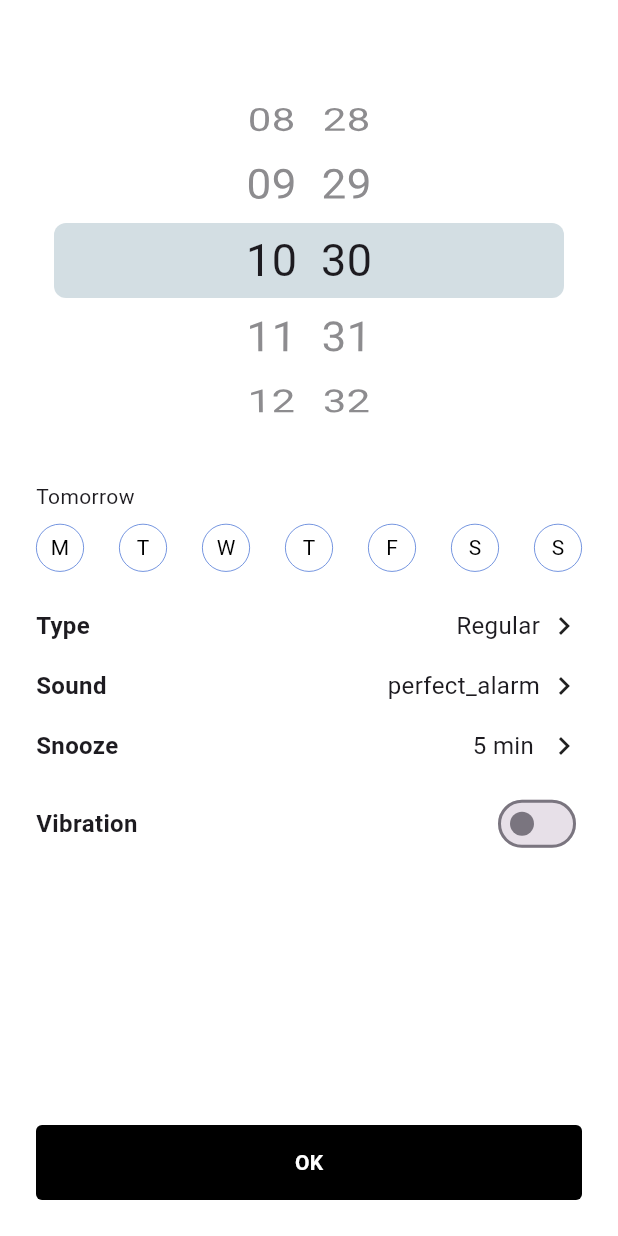
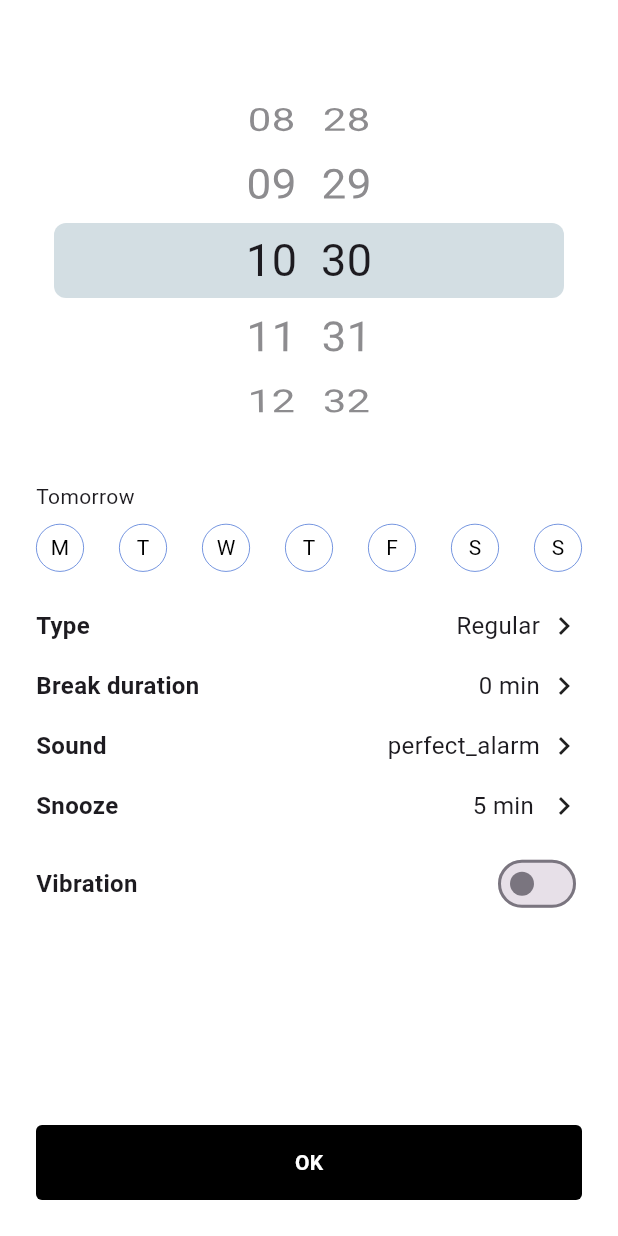
Before and after one commit to jokoolle-183/getup, a Flutter app: the screen it shows after launch, after a tap on the "add" icon, on a phone screen of 412 x 824 dp. Run offline on Flutter 3.47's test engine with Material 3 defaults, Android fonts, the phone set to English and light mode, and no system bars; our stand-ins replace drift, drift_flutter, equatable, flutter_bloc, flutter_local_notifications, flutter_timezone and 9 more; missing offline and left inert: alarm, android_intent_plus; accounts and stored records are empty; generated files the repository leaves out were written again; statements that could not run were skipped.

Commit message:
Added interval and break duration selection. Also included the break duration into the calculation of alarm times.

```diff
--- a/lib/constants.dart
+++ b/lib/constants.dart
@@ -1,7 +1,13 @@
-const ALARMS = 'alarms';
-const ALARM_SETS = 'alarm_sets';
-const FOCUS_DURATION_KEY = 'focus_duration';
-const BREAK_DURATION_KEY = 'break_duration';
-const FROM_TIME_OF_DAY_KEY = 'from_date';
-const TO_TIME_OF_DAY_KEY = 'to_date';
-const ALARM_DATABASE = 'alarm_database';
+/// Database constants
+const alarmDatabase = 'alarm_database';
+const alarms = 'alarms';
+const alarmSets = 'alarm_sets';
+
+/// Create new alarm constants
+const focusDurationKey = 'focus_duration';
+const breakDurationKey = 'break_duration';
+const fromTimeOfDayKey = 'from_date';
+const toTimeOfDayKey = 'to_date';
+
+const intervalBetweenAlarms = 'Interval between alarms';
+const breakDuration = 'Break duration';
--- a/lib/data/database/alarm_database.dart
+++ b/lib/data/database/alarm_database.dart
@@ -16,8 +16,7 @@ class DbAlarms extends Table {
   TextColumn get name => text().nullable()();
   TextColumn get audioPath => text()();
   IntColumn get snoozeDuration => integer().nullable()();
-  TextColumn get daysOfWeek =>
-      text().map(EnumListConverter(EqualList(Weekday.values))).nullable()();
+  TextColumn get daysOfWeek => text().map(EnumListConverter(EqualList(Weekday.values))).nullable()();
   BoolColumn get isEnabled => boolean().withDefault(const Constant(true))();
 }
 
@@ -28,8 +27,7 @@ class AlarmInstanceSets extends Table {
   TextColumn get audioPath => text()();
   DateTimeColumn get startTime => dateTime()();
   DateTimeColumn get endTime => dateTime()();
-  TextColumn get daysOfWeek =>
-      text().map(EnumListConverter(EqualList(Weekday.values))).nullable()();
+  TextColumn get daysOfWeek => text().map(EnumListConverter(EqualList(Weekday.values))).nullable()();
   IntColumn get intervalBetweenAlarms => integer()();
   IntColumn get pauseDuration => integer().nullable()();
   BoolColumn get isEnabled => boolean().withDefault(const Constant(true))();
@@ -42,16 +40,14 @@ class AlarmInstances extends Table {
       .references(
         DbAlarms,
         #id,
-        onDelete: KeyAction
-            .cascade, // If the set is deleted, this will set alarmSetId to null
+        onDelete: KeyAction.cascade, // If the set is deleted, this will set alarmSetId to null
       )
       .nullable()();
   IntColumn get alarmInstanceSetId => integer()
       .references(
         AlarmInstanceSets,
         #id,
-        onDelete: KeyAction
-            .cascade, // If the set is deleted, this will set alarmSetId to null
+        onDelete: KeyAction.cascade, // If the set is deleted, this will set alarmSetId to null
       )
       .nullable()();
   DateTimeColumn get time => dateTime()();
@@ -77,15 +73,14 @@ class AlarmDatabase extends _$AlarmDatabase {
   }
 
   static QueryExecutor _openConnection() {
-    return driftDatabase(name: ALARM_DATABASE);
+    return driftDatabase(name: alarmDatabase);
   }
 
   @override
   int get schemaVersion => 1;
 
   @override
-  MigrationStrategy get migration =>
-      MigrationStrategy(beforeOpen: (details) async {
+  MigrationStrategy get migration => MigrationStrategy(beforeOpen: (details) async {
         // Prepopulate the db on first creation and in case it's not
         // for testing
         if (details.wasCreated && !isUnderTest) {
--- a/lib/presentation/create_new_alarm_screen/create_new_alarm/create_new_alarm_cubit.dart
+++ b/lib/presentation/create_new_alarm_screen/create_new_alarm/create_new_alarm_cubit.dart
@@ -80,8 +80,9 @@ class CreateNewAlarmCubit extends Cubit<CreateNewAlarmState> {
         audioPath: state.soundPath,
         soundPath: state.soundPath,
         snoozeDuration: state.snoozeDuration,
+        interval: Duration(minutes: state.intervalBetweenAlarms),
+        breakDuration: Duration(minutes: state.breakDuration),
         isVibrate: state.isVibrate,
-        interval: const Duration(minutes: 10),
         isEnabled: true,
       );
 
@@ -115,4 +116,12 @@ class CreateNewAlarmCubit extends Cubit<CreateNewAlarmState> {
   void onVibrateChanged(bool value) {
     emit(state.copyWith(isVibrate: value));
   }
+
+  void onIntervalDurationChanged(int duration) {
+    emit(state.copyWith(intervalBetweenAlarms: duration));
+  }
+
+  void onBreakDurationChanged(int duration) {
+    emit(state.copyWith(breakDuration: duration));
+  }
 }
--- a/lib/presentation/create_new_alarm_screen/create_new_alarm/create_new_alarm_screen.dart
+++ b/lib/presentation/create_new_alarm_screen/create_new_alarm/create_new_alarm_screen.dart
@@ -1,13 +1,14 @@
 import 'package:flutter/material.dart';
 import 'package:flutter_bloc/flutter_bloc.dart';
 import 'package:gap/gap.dart';
+import 'package:walk_it_up/constants.dart';
 import 'package:walk_it_up/main.dart';
 import 'package:walk_it_up/presentation/create_new_alarm_screen/alarm_type/alarm_type.dart';
 import 'package:walk_it_up/presentation/create_new_alarm_screen/alarm_type/alarm_type_dialog.dart';
 import 'package:walk_it_up/presentation/create_new_alarm_screen/create_new_alarm/create_new_alarm_cubit.dart';
 import 'package:walk_it_up/presentation/create_new_alarm_screen/create_new_alarm/create_new_alarm_state.dart';
 import 'package:walk_it_up/presentation/create_new_alarm_screen/day_picker/day_picker.dart';
-import 'package:walk_it_up/presentation/create_new_alarm_screen/dialogs/interval_duration_dialog.dart';
+import 'package:walk_it_up/presentation/create_new_alarm_screen/dialogs/duration_dialog.dart';
 import 'package:walk_it_up/utils/pair.dart';
 import 'package:walk_it_up/presentation/create_new_alarm_screen/dialogs/snooze_duration_dialog.dart';
 import 'package:walk_it_up/presentation/create_new_alarm_screen/time_pickers/time_picker_cubit.dart';
@@ -84,7 +85,12 @@ class CreateNewAlarmScreen extends StatelessWidget {
                     ),
                     if (state.type == AlarmType.recurringDaily)
                       InkWell(
-                        onTap: () {},
+                        onTap: () => openDurationDialog(
+                          context,
+                          intervalBetweenAlarms,
+                          state.intervalBetweenAlarms,
+                          context.read<CreateNewAlarmCubit>().onIntervalDurationChanged,
+                        ),
                         child: Padding(
                           padding: const EdgeInsets.all(8.0),
                           child: Row(
@@ -99,7 +105,7 @@ class CreateNewAlarmScreen extends StatelessWidget {
                                 ),
                               )),
                               Text(
-                                state.intervalBetweenAlarms?.toString() ?? 'N/A',
+                                '${state.intervalBetweenAlarms} min',
                                 style: const TextStyle(
                                   fontSize: 16,
                                 ),
@@ -111,6 +117,39 @@ class CreateNewAlarmScreen extends StatelessWidget {
                           ),
                         ),
                       ),
+                    InkWell(
+                      onTap: () => openDurationDialog(
+                        context,
+                        breakDuration,
+                        state.breakDuration,
+                        context.read<CreateNewAlarmCubit>().onBreakDurationChanged,
+                      ),
+                      child: Padding(
+                        padding: const EdgeInsets.all(8.0),
+                        child: Row(
+                          children: [
+                            const Gap(16.0),
+                            const Expanded(
+                                child: Text(
+                              'Break duration',
+                              style: TextStyle(
+                                fontSize: 16,
+                                fontWeight: FontWeight.w600,
+                              ),
+                            )),
+                            Text(
+                              '${state.breakDuration} min',
+                              style: const TextStyle(
+                                fontSize: 16,
+                              ),
+                            ),
+                            const Gap(4.0),
+                            const Icon(Icons.chevron_right_outlined),
+                            const Gap(16.0),
+                          ],
+                        ),
+                      ),
+                    ),
                     InkWell(
                       onTap: () => {},
                       child: Padding(
@@ -268,17 +307,19 @@ class CreateNewAlarmScreen extends StatelessWidget {
     onSnoozeSettingsChanged(result);
   }
 
-  Future<void> openIntervalDurationDialog(
+  Future<void> openDurationDialog(
     BuildContext context,
-    CreateNewAlarmState state,
-    void Function(int) onIntervalDurationChanged,
+    String title,
+    int selectedDuration,
+    void Function(int) onDurationChanged,
   ) async {
     final int result = await showDialog(
       context: context,
-      builder: (context) => IntervalDurationDialog(
-        duration: state.intervalBetweenAlarms,
+      builder: (context) => DurationDialog(
+        title: title,
+        duration: selectedDuration,
       ),
     );
-    onIntervalDurationChanged(result);
+    onDurationChanged(result);
   }
 }
--- a/lib/presentation/create_new_alarm_screen/create_new_alarm/create_new_alarm_state.dart
+++ b/lib/presentation/create_new_alarm_screen/create_new_alarm/create_new_alarm_state.dart
@@ -17,6 +17,7 @@ class CreateNewAlarmState with _$CreateNewAlarmState {
     required int snoozeDuration,
     required bool isSnoozeEnabled,
     required int intervalBetweenAlarms,
+    required int breakDuration,
     String? selectedDaysText,
     String? label,
   }) = _CreateNewAlarmState;
@@ -31,6 +32,7 @@ class CreateNewAlarmState with _$CreateNewAlarmState {
       isVibrate: false,
       daysOfWeek: [],
       intervalBetweenAlarms: 60,
+      breakDuration: 0,
     );
   }
 }
```
Also changed, not shown: lib/domain/alarm_set_config.dart (+32 -9 lines), lib/presentation/create_new_alarm_screen/dialogs/duration_dialog.dart (added, +114 -0 lines), lib/presentation/create_new_alarm_screen/dialogs/interval_duration_dialog.dart (deleted, +0 -67 lines), lib/presentation/edit_alarm/edit_alarm_cubit.dart (+14 -19 lines), lib/presentation/edit_alarm/edit_alarm_screen.dart (+6 -13 lines), lib/presentation/edit_alarm/edit_alarm_state.dart (+3 -4 lines), lib/presentation/create_new_alarm_screen/create_new_alarm/create_new_alarm_state.freezed.dart.
